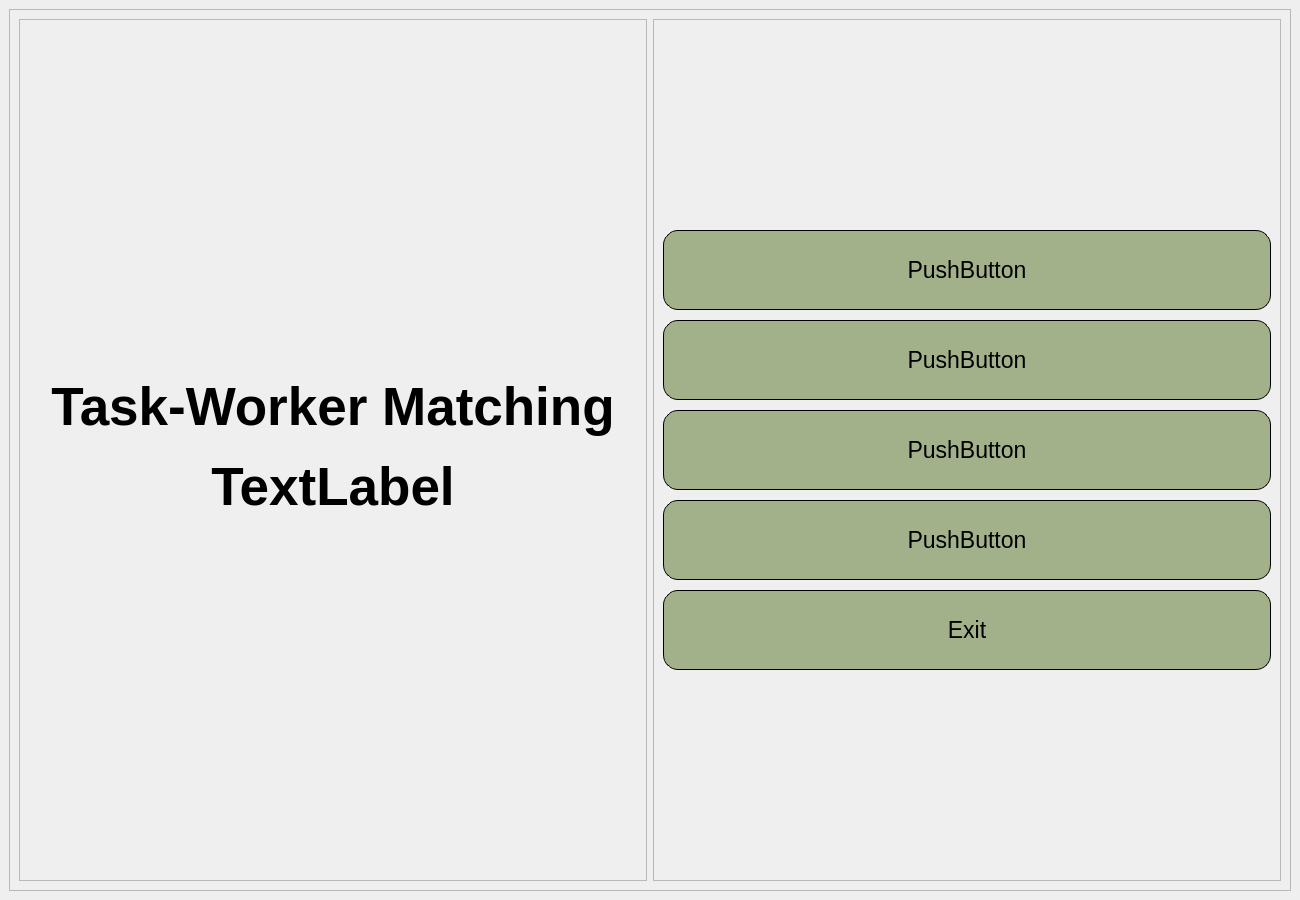
Before: the Qt Designer form mainwindow.ui in esraa-emary/Task-Worker-Matching, drawn with Qt 5.
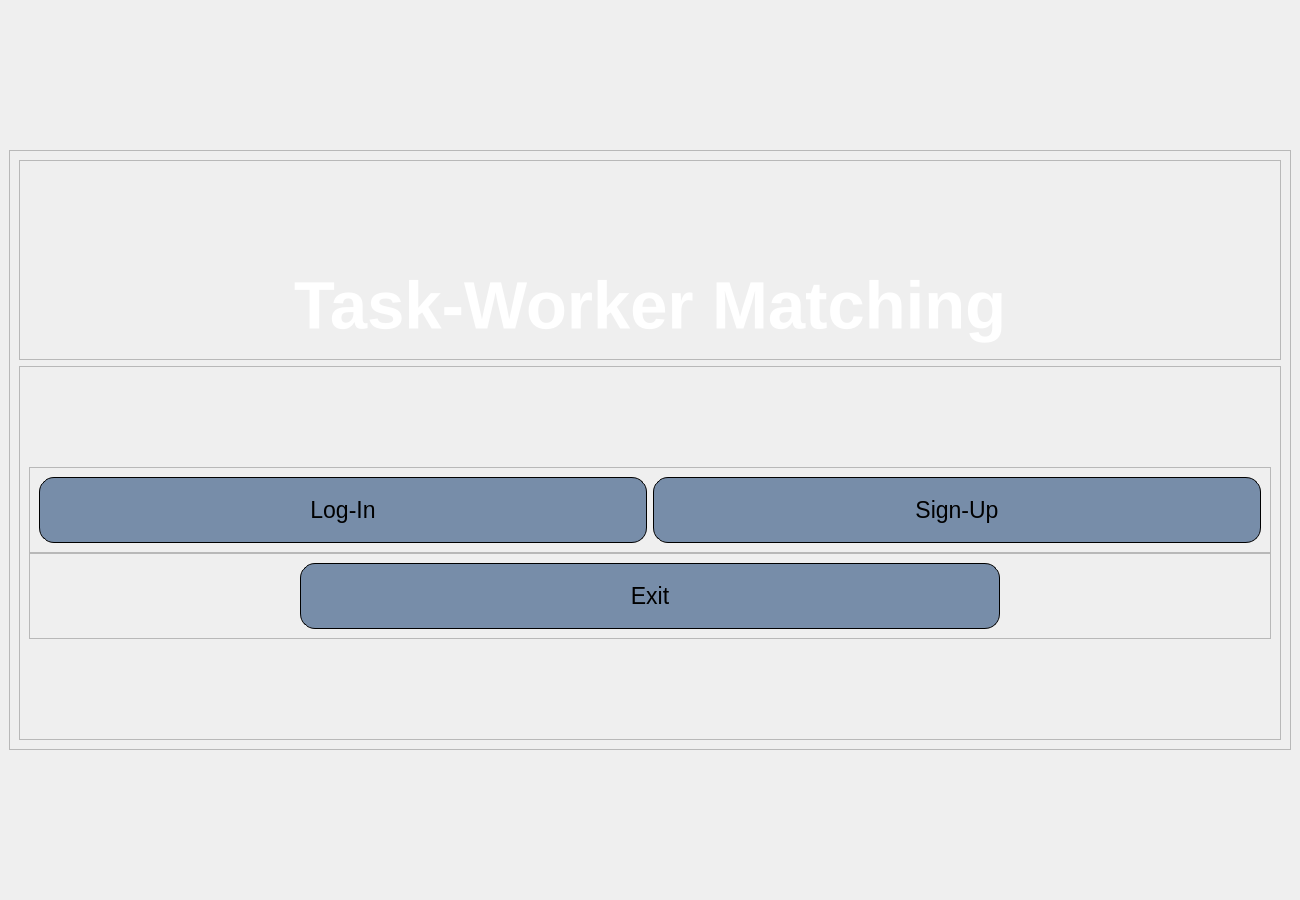
After: the same form once the commit is applied.

The edit to the form file:
```diff
--- a/mainwindow.ui
+++ b/mainwindow.ui
@@ -28,8 +28,14 @@
   </property>
   <widget class="QWidget" name="centralwidget">
    <layout class="QGridLayout" name="gridLayout">
-    <item row="0" column="1">
+    <item row="0" column="0">
      <widget class="QFrame" name="frame_3">
+      <property name="maximumSize">
+       <size>
+        <width>16777215</width>
+        <height>600</height>
+       </size>
+      </property>
       <property name="frameShape">
        <enum>QFrame::Shape::StyledPanel</enum>
       </property>
@@ -37,20 +43,20 @@
        <enum>QFrame::Shadow::Raised</enum>
       </property>
       <layout class="QGridLayout" name="gridLayout_4">
-       <property name="leftMargin">
-        <number>9</number>
-       </property>
-       <property name="bottomMargin">
-        <number>9</number>
-       </property>
-       <item row="1" column="1">
+       <item row="2" column="0">
         <widget class="QFrame" name="frame_2">
+         <property name="maximumSize">
+          <size>
+           <width>1500</width>
+           <height>400</height>
+          </size>
+         </property>
          <property name="styleSheet">
           <string notr="true">QPushButton{
 	border: 1px solid #000;
 width: 80%;
     height: 20px;
-    background-color: #a3b18a;
+    background-color: #778da9;
 border-radius: 15px;
 
 }
@@ -69,19 +75,28 @@
          </property>
          <layout class="QGridLayout" name="gridLayout_3">
           <property name="topMargin">
-           <number>200</number>
+           <number>100</number>
           </property>
           <property name="bottomMargin">
-           <number>200</number>
+           <number>100</number>
           </property>
           <property name="spacing">
            <number>0</number>
           </property>
-          <item row="3" column="0">
-           <widget class="QPushButton" name="pushButton_2">
+          <item row="0" column="0" colspan="2">
+           <widget class="QFrame" name="frame_4">
+            <property name="frameShape">
+             <enum>QFrame::Shape::StyledPanel</enum>
+            </property>
+            <property name="frameShadow">
+             <enum>QFrame::Shadow::Raised</enum>
+            </property>
+            <layout class="QGridLayout" name="gridLayout_5">
+             <item row="0" column="1">
+              <widget class="QPushButton" name="signup">
             <property name="maximumSize">
              <size>
-              <width>800</width>
+                 <width>700</width>
               <height>80</height>
              </size>
             </property>
@@ -94,15 +109,48 @@
              <cursorShape>PointingHandCursor</cursorShape>
             </property>
             <property name="text">
-             <string>PushButton</string>
+                <string>Sign-Up</string>
             </property>
            </widget>
           </item>
-          <item row="5" column="0">
+             <item row="0" column="0">
+              <widget class="QPushButton" name="login">
+               <property name="maximumSize">
+                <size>
+                 <width>700</width>
+                 <height>80</height>
+                </size>
+               </property>
+               <property name="font">
+                <font>
+                 <pointsize>17</pointsize>
+                </font>
+               </property>
+               <property name="cursor">
+                <cursorShape>PointingHandCursor</cursorShape>
+               </property>
+               <property name="text">
+                <string>Log-In</string>
+               </property>
+              </widget>
+             </item>
+            </layout>
+           </widget>
+          </item>
+          <item row="1" column="0" colspan="2">
+           <widget class="QFrame" name="frame_5">
+            <property name="frameShape">
+             <enum>QFrame::Shape::StyledPanel</enum>
+            </property>
+            <property name="frameShadow">
+             <enum>QFrame::Shadow::Raised</enum>
+            </property>
+            <layout class="QGridLayout" name="gridLayout_6">
+             <item row="0" column="0">
            <widget class="QPushButton" name="exit">
             <property name="maximumSize">
              <size>
-              <width>800</width>
+                 <width>700</width>
               <height>80</height>
              </size>
             </property>
@@ -119,79 +167,7 @@
             </property>
            </widget>
           </item>
-          <item row="2" column="0">
-           <widget class="QPushButton" name="pushButton_5">
-            <property name="maximumSize">
-             <size>
-              <width>800</width>
-              <height>80</height>
-             </size>
-            </property>
-            <property name="font">
-             <font>
-              <pointsize>17</pointsize>
-             </font>
-            </property>
-            <property name="cursor">
-             <cursorShape>PointingHandCursor</cursorShape>
-            </property>
-            <property name="text">
-             <string>PushButton</string>
-            </property>
-           </widget>
-          </item>
-          <item row="4" column="0">
-           <widget class="QPushButton" name="pushButton_3">
-            <property name="maximumSize">
-             <size>
-              <width>800</width>
-              <height>80</height>
-             </size>
-            </property>
-            <property name="font">
-             <font>
-              <pointsize>17</pointsize>
-             </font>
-            </property>
-            <property name="cursor">
-             <cursorShape>PointingHandCursor</cursorShape>
-            </property>
-            <property name="text">
-             <string>PushButton</string>
-            </property>
-           </widget>
-          </item>
-          <item row="1" column="0">
-           <widget class="QPushButton" name="pushButton">
-            <property name="enabled">
-             <bool>true</bool>
-            </property>
-            <property name="minimumSize">
-             <size>
-              <width>0</width>
-              <height>20</height>
-             </size>
-            </property>
-            <property name="maximumSize">
-             <size>
-              <width>800</width>
-              <height>80</height>
-             </size>
-            </property>
-            <property name="font">
-             <font>
-              <pointsize>17</pointsize>
-             </font>
-            </property>
-            <property name="cursor">
-             <cursorShape>PointingHandCursor</cursorShape>
-            </property>
-            <property name="styleSheet">
-             <string notr="true"/>
-            </property>
-            <property name="text">
-             <string>PushButton</string>
-            </property>
+            </layout>
            </widget>
           </item>
          </layout>
@@ -202,7 +178,7 @@
          <property name="maximumSize">
           <size>
            <width>16777215</width>
-           <height>16777215</height>
+           <height>200</height>
           </size>
          </property>
          <property name="styleSheet">
@@ -216,19 +192,22 @@
          </property>
          <layout class="QGridLayout" name="gridLayout_2">
           <property name="topMargin">
-           <number>350</number>
+           <number>100</number>
           </property>
           <property name="bottomMargin">
-           <number>356</number>
+           <number>9</number>
           </property>
           <item row="0" column="0">
            <widget class="QLabel" name="label_3">
             <property name="font">
              <font>
-              <pointsize>40</pointsize>
+              <pointsize>50</pointsize>
               <bold>true</bold>
              </font>
             </property>
+            <property name="styleSheet">
+             <string notr="true">color:#fff;</string>
+            </property>
             <property name="text">
              <string>Task-Worker Matching</string>
             </property>
@@ -237,22 +216,6 @@
             </property>
            </widget>
           </item>
-          <item row="1" column="0">
-           <widget class="QLabel" name="label">
-            <property name="font">
-             <font>
-              <pointsize>40</pointsize>
-              <bold>true</bold>
-             </font>
-            </property>
-            <property name="text">
-             <string>TextLabel</string>
-            </property>
-            <property name="alignment">
-             <set>Qt::AlignmentFlag::AlignCenter</set>
-            </property>
-           </widget>
-          </item>
          </layout>
         </widget>
        </item>
```
Left out of the diff: 10 changed lines with no effect on the pictures. Lines whose indentation alone changed are shown as unchanged.
